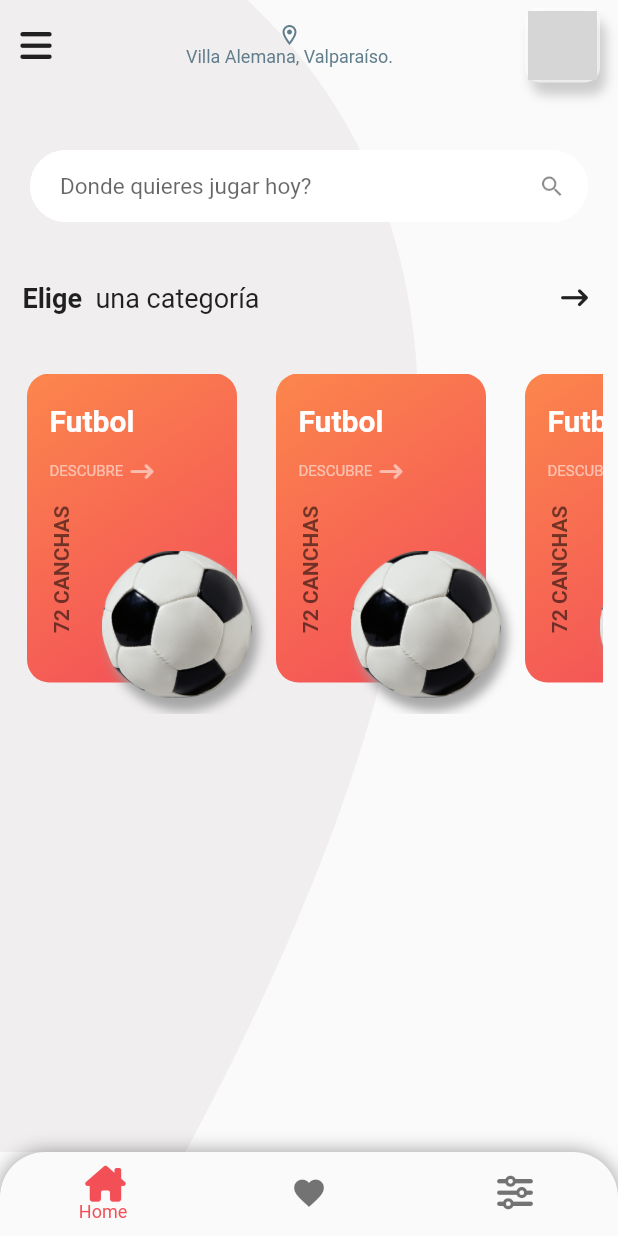
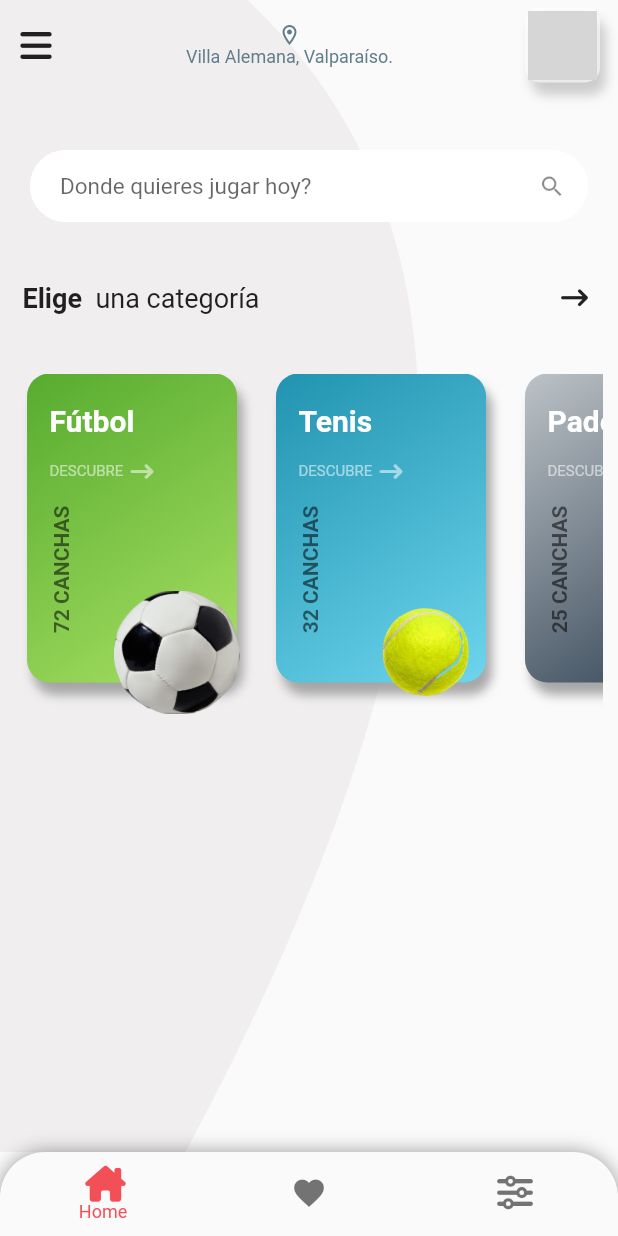
Before and after one commit to panchogague/arrienda_cancha, a Flutter app: the screen it shows after launch, on a phone screen of 412 x 824 dp. Run offline on Flutter 3.47's test engine with Material 2 defaults, Android fonts, the phone set to English and light mode, and no system bars; our stand-ins replace font_awesome_flutter; network calls fail; grey boxes are pictures that could not be loaded.

Commit message:
fix categories card, img added

```diff
--- a/lib/main.dart
+++ b/lib/main.dart
@@ -17,7 +17,7 @@ class MyApp extends StatelessWidget {
       routes: {
         'home': (_) => const HomeScreen(),
         'search': (_) => const HomeScreen(),
-        'pitch': (_) => const PitchScreen(),
+        'court': (_) => const CourtScreen(),
       },
     );
   }
--- /dev/null
+++ b/lib/modules/user/models/categoryModel.dart
@@ -0,0 +1,58 @@
+import 'package:flutter/material.dart';
+
+class CategoryModel {
+  String name;
+  String id; //TODO:cambiar esto si migramos de firebase
+  int totalPlaces;
+  Color primaryColor;
+  Color secondaryColor;
+  String imgUrl;
+
+  CategoryModel(
+      {required this.id,
+      required this.name,
+      required this.totalPlaces,
+      required this.primaryColor,
+      required this.secondaryColor,
+      required this.imgUrl});
+
+  static List<CategoryModel> getAllCategories() {
+    return [
+      CategoryModel(
+          id: DateTime.now().toString(),
+          name: 'Fútbol',
+          totalPlaces: 72,
+          imgUrl: 'assets/futbol.png',
+          primaryColor: const Color(0xff56ab2f),
+          secondaryColor: const Color(0xffa8e063)),
+      CategoryModel(
+          id: DateTime.now().toString(),
+          name: 'Tenis',
+          totalPlaces: 32,
+          imgUrl: 'assets/tennis.png',
+          primaryColor: const Color(0xff2193b0),
+          secondaryColor: const Color(0xff6dd5ed)),
+      CategoryModel(
+          id: DateTime.now().toString(),
+          name: 'Padel',
+          totalPlaces: 25,
+          imgUrl: 'assets/padel.png',
+          primaryColor: const Color(0xffbdc3c7),
+          secondaryColor: const Color(0xff2c3e50)),
+      CategoryModel(
+          id: DateTime.now().toString(),
+          name: 'Basketball',
+          totalPlaces: 15,
+          imgUrl: 'assets/basketball.png',
+          primaryColor: const Color(0xffff5f6d),
+          secondaryColor: const Color(0xffffc371)),
+      CategoryModel(
+          id: DateTime.now().toString(),
+          name: 'Volleyball',
+          totalPlaces: 8,
+          imgUrl: 'assets/volleyball.png',
+          primaryColor: const Color(0xffffd89b),
+          secondaryColor: const Color(0xff19547b)),
+    ];
+  }
+}
--- /dev/null
+++ b/lib/modules/user/models/models.dart
@@ -0,0 +1 @@
+export 'package:court_finder/modules/user/models/categoryModel.dart';
--- a/lib/modules/user/screens/pitch_screen.dart
+++ b/lib/modules/user/screens/court_screen.dart
@@ -1,7 +1,7 @@
 import 'package:flutter/material.dart';
 
-class PitchScreen extends StatelessWidget {
-  const PitchScreen({Key? key}) : super(key: key);
+class CourtScreen extends StatelessWidget {
+  const CourtScreen({Key? key}) : super(key: key);
 
   @override
   Widget build(BuildContext context) {
--- a/lib/modules/user/screens/screens.dart
+++ b/lib/modules/user/screens/screens.dart
@@ -1,3 +1,3 @@
 export 'package:court_finder/modules/user/screens/home_screen.dart';
-export 'package:court_finder/modules/user/screens/pitch_screen.dart';
+export 'package:court_finder/modules/user/screens/court_screen.dart';
 export 'package:court_finder/modules/user/screens/search_screen.dart';
--- a/lib/modules/user/widgets/categories.dart
+++ b/lib/modules/user/widgets/categories.dart
@@ -1,5 +1,6 @@
 import 'package:flutter/material.dart';
 import 'package:font_awesome_flutter/font_awesome_flutter.dart';
+import 'package:court_finder/modules/user/models/models.dart';
 
 class Categories extends StatelessWidget {
   const Categories({Key? key}) : super(key: key);
@@ -7,23 +8,21 @@ class Categories extends StatelessWidget {
   @override
   Widget build(BuildContext context) {
     final size = MediaQuery.of(context).size;
+    final categories = CategoryModel.getAllCategories();
     return Column(
       crossAxisAlignment: CrossAxisAlignment.start,
       children: [
-        _Title(),
+        const _Title(),
         Container(
           padding: const EdgeInsets.all(10),
           width: double.infinity,
           height: size.height * 0.30,
-          child: ListView(
+          child: ListView.builder(
             physics: const BouncingScrollPhysics(),
             scrollDirection: Axis.horizontal,
-              children: [
-                _CategoryCard(),
-                _CategoryCard(),
-                _CategoryCard(),
-                _CategoryCard()
-              ]),
+            itemCount: categories.length,
+            itemBuilder: (_, int i) => _CategoryCard(category: categories[i]),
+          ),
         ),
       ],
     );
@@ -75,11 +74,15 @@ class _Title extends StatelessWidget {
 class _CategoryCard extends StatelessWidget {
   const _CategoryCard({
     Key? key,
+    required this.category,
   }) : super(key: key);
+
+  final CategoryModel category;
 
   @override
   Widget build(BuildContext context) {
     final size = MediaQuery.of(context).size;
+    bool showTotal = size.height > 700.0;
     return Container(
       margin: const EdgeInsets.symmetric(horizontal: 8),
       child: Stack(
@@ -91,19 +94,26 @@ class _CategoryCard extends StatelessWidget {
             width: 140,
             height: size.height * 0.25,
             decoration: BoxDecoration(
-                gradient: const LinearGradient(
+                gradient: LinearGradient(
                     begin: Alignment.topLeft,
                     end: Alignment.bottomRight,
-                    colors: [Color(0xffFC864C), Color(0xffF24B59)]),
+                    colors: [category.primaryColor, category.secondaryColor]),
+                boxShadow: [
+                  BoxShadow(
+                      color: Colors.grey.withOpacity(0.9),
+                      blurRadius: 5,
+                      offset: const Offset(4, 8) // changes position of shadow
+                      )
+                ],
                 borderRadius: BorderRadius.circular(15)),
             child: Padding(
               padding: const EdgeInsets.symmetric(horizontal: 15, vertical: 20),
               child: Column(
                   crossAxisAlignment: CrossAxisAlignment.start,
                   children: [
-                    const Text(
-                      'Futbol',
-                      style: TextStyle(
+                    Text(
+                      category.name,
+                      style: const TextStyle(
                           color: Colors.white,
                           fontSize: 20,
                           fontWeight: FontWeight.bold),
@@ -129,10 +139,11 @@ class _CategoryCard extends StatelessWidget {
                     const SizedBox(
                       height: 15,
                     ),
-                    const RotatedBox(
+                    if (showTotal)
+                      RotatedBox(
                         quarterTurns: -1,
-                      child: Text('72 CANCHAS',
-                          style: TextStyle(
+                        child: Text('${category.totalPlaces} CANCHAS',
+                            style: const TextStyle(
                               color: Colors.black54,
                               fontSize: 14,
                               fontWeight: FontWeight.bold,
@@ -146,17 +157,19 @@ class _CategoryCard extends StatelessWidget {
               alignment: Alignment.bottomRight,
               child: Container(
                 width: 100,
-                height: 120,
-                decoration: BoxDecoration(shape: BoxShape.circle, boxShadow: [
-                  BoxShadow(
-                      color: Colors.grey.withOpacity(0.9),
-                      blurRadius: 5,
-                      offset: const Offset(4, 8) // changes position of shadow
-                      )
-                ]),
-                child: const Image(
-                    fit: BoxFit.contain,
-                    image: AssetImage('assets/pelota.png')),
+                height: size.height * 0.10,
+                decoration: const BoxDecoration(
+                  shape: BoxShape.circle,
+                  // boxShadow: [
+                  //   BoxShadow(
+                  //       color: Colors.grey.withOpacity(0.9),
+                  //       blurRadius: 5,
+                  //       offset: const Offset(4, 8) // changes position of shadow
+                  //       )
+                  //]
+                ),
+                child: Image(
+                    fit: BoxFit.contain, image: AssetImage(category.imgUrl)),
               ),
             ),
           )
```
Also changed, not shown: assets/basketball.png (added), assets/futbol.png (renamed from assets/pelota.png), assets/padel.png (added), assets/tennis.png (added), assets/volleyball.png (added), lib/modules/user/widgets/popular_court.dart (added). Lines whose indentation alone changed are shown as unchanged.
